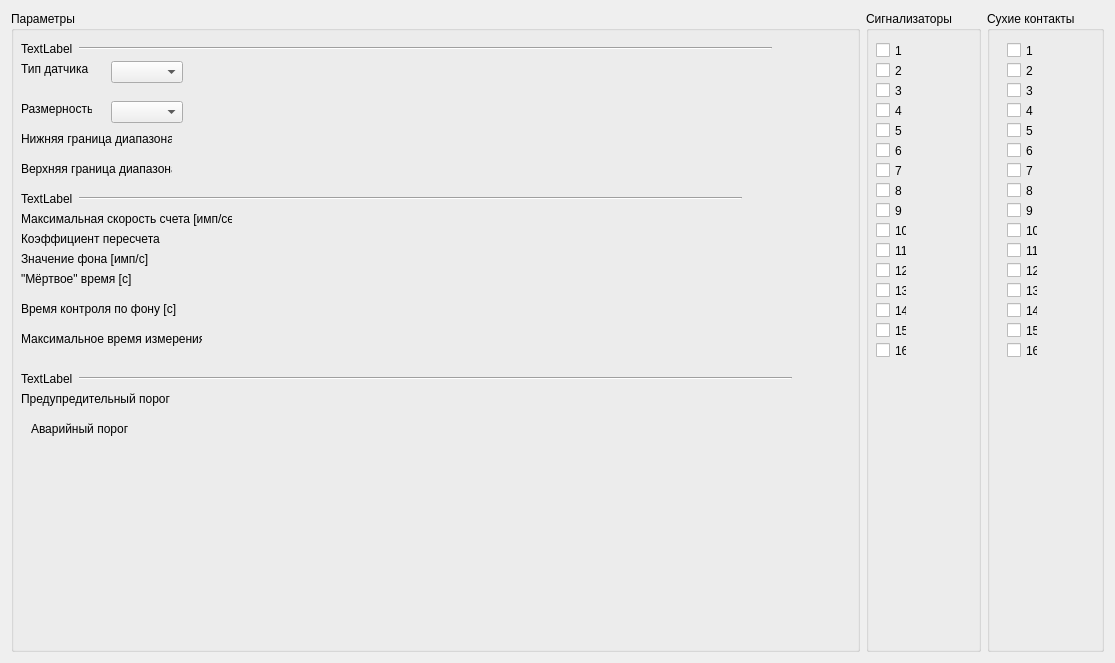
Before: the Qt Designer form channelconfigwidget.ui in Balyaev-D-A/UNOConfigurator, drawn with Qt 5.
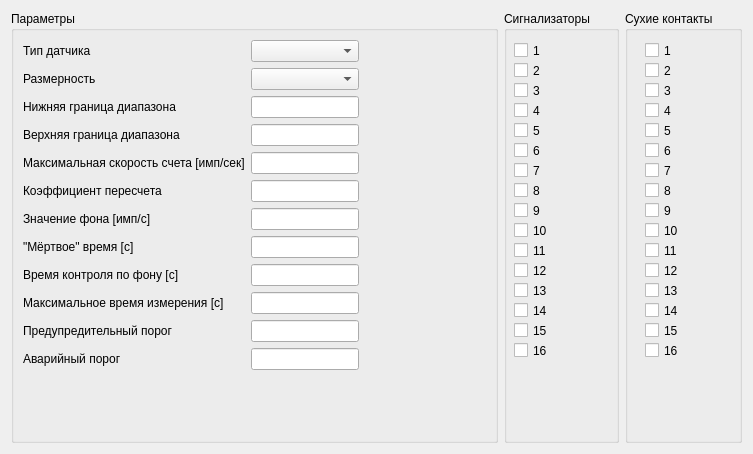
After: the same form once the commit is applied.

```diff
--- a/channelconfigwidget.ui
+++ b/channelconfigwidget.ui
@@ -6,8 +6,8 @@
    <rect>
     <x>0</x>
     <y>0</y>
-    <width>1115</width>
-    <height>663</height>
+    <width>753</width>
+    <height>454</height>
    </rect>
   </property>
   <property name="windowTitle">
@@ -25,278 +25,159 @@
      <property name="title">
       <string>Параметры</string>
      </property>
-     <widget class="QComboBox" name="comboBox">
-      <property name="geometry">
-       <rect>
-        <x>100</x>
-        <y>50</y>
-        <width>72</width>
-        <height>22</height>
-       </rect>
-      </property>
-     </widget>
+     <layout class="QHBoxLayout" name="horizontalLayout_2">
+      <item>
+       <layout class="QFormLayout" name="formLayout">
+        <item row="0" column="0">
      <widget class="QLabel" name="label_2">
-      <property name="geometry">
-       <rect>
-        <x>10</x>
-        <y>50</y>
-        <width>71</width>
-        <height>16</height>
-       </rect>
-      </property>
       <property name="text">
        <string>Тип датчика</string>
       </property>
      </widget>
+        </item>
+        <item row="0" column="1">
+         <widget class="QComboBox" name="typeBox">
+          <property name="sizePolicy">
+           <sizepolicy hsizetype="Expanding" vsizetype="Fixed">
+            <horstretch>0</horstretch>
+            <verstretch>0</verstretch>
+           </sizepolicy>
+          </property>
+         </widget>
+        </item>
+        <item row="1" column="0">
      <widget class="QLabel" name="label_3">
-      <property name="geometry">
-       <rect>
-        <x>10</x>
-        <y>90</y>
-        <width>71</width>
-        <height>16</height>
-       </rect>
-      </property>
       <property name="text">
        <string>Размерность</string>
       </property>
      </widget>
-     <widget class="QComboBox" name="comboBox_2">
-      <property name="geometry">
-       <rect>
-        <x>100</x>
-        <y>90</y>
-        <width>72</width>
-        <height>22</height>
-       </rect>
-      </property>
-     </widget>
+        </item>
+        <item row="1" column="1">
+         <widget class="QComboBox" name="uomBox">
+          <property name="sizePolicy">
+           <sizepolicy hsizetype="Expanding" vsizetype="Fixed">
+            <horstretch>0</horstretch>
+            <verstretch>0</verstretch>
+           </sizepolicy>
+          </property>
+         </widget>
+        </item>
+        <item row="2" column="0">
      <widget class="QLabel" name="label_4">
-      <property name="geometry">
-       <rect>
-        <x>10</x>
-        <y>120</y>
-        <width>151</width>
-        <height>16</height>
-       </rect>
-      </property>
       <property name="text">
        <string>Нижняя граница диапазона</string>
       </property>
      </widget>
+        </item>
+        <item row="2" column="1">
+         <widget class="QLineEdit" name="lowEdit"/>
+        </item>
+        <item row="3" column="0">
      <widget class="QLabel" name="label_5">
-      <property name="geometry">
-       <rect>
-        <x>10</x>
-        <y>150</y>
-        <width>151</width>
-        <height>16</height>
-       </rect>
-      </property>
       <property name="text">
        <string>Верхняя граница диапазона</string>
       </property>
      </widget>
+        </item>
+        <item row="3" column="1">
+         <widget class="QLineEdit" name="highEdit"/>
+        </item>
+        <item row="4" column="0">
      <widget class="QLabel" name="label_6">
-      <property name="geometry">
-       <rect>
-        <x>10</x>
-        <y>200</y>
-        <width>211</width>
-        <height>16</height>
-       </rect>
-      </property>
       <property name="text">
        <string>Максимальная скорость счета [имп/сек]</string>
       </property>
      </widget>
+        </item>
+        <item row="4" column="1">
+         <widget class="QLineEdit" name="maxcpsEdit"/>
+        </item>
+        <item row="5" column="0">
      <widget class="QLabel" name="label_7">
-      <property name="geometry">
-       <rect>
-        <x>10</x>
-        <y>220</y>
-        <width>171</width>
-        <height>16</height>
-       </rect>
-      </property>
       <property name="text">
        <string>Коэффициент пересчета</string>
       </property>
      </widget>
+        </item>
+        <item row="5" column="1">
+         <widget class="QLineEdit" name="coeffEdit"/>
+        </item>
+        <item row="6" column="0">
      <widget class="QLabel" name="label_8">
-      <property name="geometry">
-       <rect>
-        <x>10</x>
-        <y>240</y>
-        <width>181</width>
-        <height>16</height>
-       </rect>
-      </property>
       <property name="text">
        <string>Значение фона [имп/с]</string>
       </property>
      </widget>
+        </item>
+        <item row="6" column="1">
+         <widget class="QLineEdit" name="backgroundEdit"/>
+        </item>
+        <item row="7" column="0">
      <widget class="QLabel" name="label_9">
-      <property name="geometry">
-       <rect>
-        <x>10</x>
-        <y>260</y>
-        <width>181</width>
-        <height>16</height>
-       </rect>
-      </property>
       <property name="text">
        <string>&quot;Мёртвое&quot; время [с]</string>
       </property>
      </widget>
+        </item>
+        <item row="7" column="1">
+         <widget class="QLineEdit" name="deadtimeEdit"/>
+        </item>
+        <item row="8" column="0">
      <widget class="QLabel" name="label_10">
-      <property name="geometry">
-       <rect>
-        <x>10</x>
-        <y>290</y>
-        <width>181</width>
-        <height>16</height>
-       </rect>
-      </property>
       <property name="text">
        <string>Время контроля по фону [с]</string>
       </property>
      </widget>
+        </item>
+        <item row="8" column="1">
+         <widget class="QLineEdit" name="controltimeEdit"/>
+        </item>
+        <item row="9" column="0">
      <widget class="QLabel" name="label_11">
-      <property name="geometry">
-       <rect>
-        <x>10</x>
-        <y>320</y>
-        <width>181</width>
-        <height>16</height>
-       </rect>
-      </property>
       <property name="text">
        <string>Максимальное время измерения [c]</string>
       </property>
      </widget>
+        </item>
+        <item row="9" column="1">
+         <widget class="QLineEdit" name="maxmeastimeEdit"/>
+        </item>
+        <item row="10" column="0">
      <widget class="QLabel" name="label_12">
-      <property name="geometry">
-       <rect>
-        <x>10</x>
-        <y>380</y>
-        <width>171</width>
-        <height>16</height>
-       </rect>
-      </property>
       <property name="text">
        <string>Предупредительный порог</string>
       </property>
      </widget>
+        </item>
+        <item row="10" column="1">
+         <widget class="QLineEdit" name="alarmEdit"/>
+        </item>
+        <item row="11" column="0">
      <widget class="QLabel" name="label_13">
-      <property name="geometry">
-       <rect>
-        <x>20</x>
-        <y>410</y>
-        <width>171</width>
-        <height>16</height>
-       </rect>
-      </property>
       <property name="text">
        <string>Аварийный порог</string>
       </property>
      </widget>
-     <widget class="QWidget" name="">
-      <property name="geometry">
-       <rect>
-        <x>10</x>
-        <y>360</y>
-        <width>771</width>
-        <height>16</height>
-       </rect>
-      </property>
-      <layout class="QHBoxLayout" name="horizontalLayout_2">
-       <item>
-        <widget class="QLabel" name="label">
-         <property name="text">
-          <string>TextLabel</string>
-         </property>
-        </widget>
-       </item>
-       <item>
-        <widget class="Line" name="line">
-         <property name="sizePolicy">
-          <sizepolicy hsizetype="Expanding" vsizetype="Fixed">
-           <horstretch>0</horstretch>
-           <verstretch>0</verstretch>
-          </sizepolicy>
-         </property>
-         <property name="orientation">
-          <enum>Qt::Horizontal</enum>
-         </property>
-        </widget>
-       </item>
-      </layout>
-     </widget>
-     <widget class="QWidget" name="">
-      <property name="geometry">
-       <rect>
-        <x>10</x>
-        <y>30</y>
-        <width>751</width>
-        <height>16</height>
-       </rect>
-      </property>
-      <layout class="QHBoxLayout" name="horizontalLayout_3">
-       <item>
-        <widget class="QLabel" name="label_14">
-         <property name="text">
-          <string>TextLabel</string>
-         </property>
-        </widget>
+        </item>
+        <item row="11" column="1">
+         <widget class="QLineEdit" name="emergencyEdit"/>
+        </item>
+       </layout>
        </item>
        <item>
-        <widget class="Line" name="line_2">
-         <property name="sizePolicy">
-          <sizepolicy hsizetype="Expanding" vsizetype="Fixed">
-           <horstretch>0</horstretch>
-           <verstretch>0</verstretch>
-          </sizepolicy>
-         </property>
+       <spacer name="horizontalSpacer">
          <property name="orientation">
           <enum>Qt::Horizontal</enum>
          </property>
-        </widget>
-       </item>
-      </layout>
-     </widget>
-     <widget class="QWidget" name="">
-      <property name="geometry">
-       <rect>
-        <x>10</x>
-        <y>180</y>
-        <width>721</width>
-        <height>16</height>
-       </rect>
-      </property>
-      <layout class="QHBoxLayout" name="horizontalLayout_4">
-       <item>
-        <widget class="QLabel" name="label_15">
-         <property name="text">
-          <string>TextLabel</string>
-         </property>
-        </widget>
-       </item>
-       <item>
-        <widget class="Line" name="line_3">
-         <property name="sizePolicy">
-          <sizepolicy hsizetype="Expanding" vsizetype="Fixed">
-           <horstretch>0</horstretch>
-           <verstretch>0</verstretch>
-          </sizepolicy>
-         </property>
-         <property name="orientation">
-          <enum>Qt::Horizontal</enum>
-         </property>
-        </widget>
-       </item>
-      </layout>
-     </widget>
+        <property name="sizeHint" stdset="0">
+         <size>
+          <width>61</width>
+          <height>20</height>
+         </size>
+        </property>
+       </spacer>
+      </item>
+     </layout>
     </widget>
    </item>
    <item>
@@ -315,10 +196,16 @@
        <rect>
         <x>10</x>
         <y>330</y>
-        <width>31</width>
+        <width>50</width>
         <height>19</height>
        </rect>
       </property>
+      <property name="sizePolicy">
+       <sizepolicy hsizetype="Minimum" vsizetype="Fixed">
+        <horstretch>0</horstretch>
+        <verstretch>0</verstretch>
+       </sizepolicy>
+      </property>
       <property name="text">
        <string>16</string>
       </property>
@@ -328,10 +215,16 @@
        <rect>
         <x>10</x>
         <y>70</y>
-        <width>31</width>
+        <width>50</width>
         <height>19</height>
        </rect>
       </property>
+      <property name="sizePolicy">
+       <sizepolicy hsizetype="Minimum" vsizetype="Fixed">
+        <horstretch>0</horstretch>
+        <verstretch>0</verstretch>
+       </sizepolicy>
+      </property>
       <property name="text">
        <string>3</string>
       </property>
@@ -341,10 +234,16 @@
        <rect>
         <x>10</x>
         <y>210</y>
-        <width>31</width>
+        <width>50</width>
         <height>19</height>
        </rect>
       </property>
+      <property name="sizePolicy">
+       <sizepolicy hsizetype="Minimum" vsizetype="Fixed">
+        <horstretch>0</horstretch>
+        <verstretch>0</verstretch>
+       </sizepolicy>
+      </property>
       <property name="text">
        <string>10</string>
       </property>
@@ -354,10 +253,16 @@
        <rect>
         <x>10</x>
         <y>30</y>
-        <width>31</width>
+        <width>50</width>
         <height>19</height>
        </rect>
       </property>
+      <property name="sizePolicy">
+       <sizepolicy hsizetype="Minimum" vsizetype="Fixed">
+        <horstretch>0</horstretch>
+        <verstretch>0</verstretch>
+       </sizepolicy>
+      </property>
       <property name="text">
        <string>1</string>
       </property>
@@ -367,10 +272,16 @@
        <rect>
         <x>10</x>
         <y>110</y>
-        <width>31</width>
+        <width>50</width>
         <height>19</height>
        </rect>
       </property>
+      <property name="sizePolicy">
+       <sizepolicy hsizetype="Minimum" vsizetype="Fixed">
+        <horstretch>0</horstretch>
+        <verstretch>0</verstretch>
+       </sizepolicy>
+      </property>
       <property name="text">
        <string>5</string>
       </property>
@@ -380,10 +291,16 @@
        <rect>
         <x>10</x>
         <y>50</y>
-        <width>31</width>
+        <width>50</width>
         <height>19</height>
        </rect>
       </property>
+      <property name="sizePolicy">
+       <sizepolicy hsizetype="Minimum" vsizetype="Fixed">
+        <horstretch>0</horstretch>
+        <verstretch>0</verstretch>
+       </sizepolicy>
+      </property>
       <property name="text">
        <string>2</string>
       </property>
@@ -393,10 +310,16 @@
        <rect>
         <x>10</x>
         <y>90</y>
-        <width>31</width>
+        <width>50</width>
         <height>19</height>
        </rect>
       </property>
+      <property name="sizePolicy">
+       <sizepolicy hsizetype="Minimum" vsizetype="Fixed">
+        <horstretch>0</horstretch>
+        <verstretch>0</verstretch>
+       </sizepolicy>
+      </property>
       <property name="text">
        <string>4</string>
       </property>
@@ -406,10 +329,16 @@
        <rect>
         <x>10</x>
         <y>270</y>
-        <width>31</width>
+        <width>50</width>
         <height>19</height>
        </rect>
       </property>
+      <property name="sizePolicy">
+       <sizepolicy hsizetype="Minimum" vsizetype="Fixed">
+        <horstretch>0</horstretch>
+        <verstretch>0</verstretch>
+       </sizepolicy>
+      </property>
       <property name="text">
        <string>13</string>
       </property>
@@ -419,10 +348,16 @@
        <rect>
         <x>10</x>
         <y>290</y>
-        <width>31</width>
+        <width>50</width>
         <height>19</height>
        </rect>
       </property>
+      <property name="sizePolicy">
+       <sizepolicy hsizetype="Minimum" vsizetype="Fixed">
+        <horstretch>0</horstretch>
+        <verstretch>0</verstretch>
+       </sizepolicy>
+      </property>
       <property name="text">
        <string>14</string>
       </property>
@@ -432,10 +367,16 @@
        <rect>
         <x>10</x>
         <y>170</y>
-        <width>31</width>
+        <width>50</width>
         <height>19</height>
        </rect>
       </property>
+      <property name="sizePolicy">
+       <sizepolicy hsizetype="Minimum" vsizetype="Fixed">
+        <horstretch>0</horstretch>
+        <verstretch>0</verstretch>
+       </sizepolicy>
+      </property>
       <property name="text">
        <string>8</string>
       </property>
@@ -445,10 +386,16 @@
        <rect>
         <x>10</x>
         <y>130</y>
-        <width>31</width>
+        <width>50</width>
         <height>19</height>
        </rect>
       </property>
+      <property name="sizePolicy">
+       <sizepolicy hsizetype="Minimum" vsizetype="Fixed">
+        <horstretch>0</horstretch>
+        <verstretch>0</verstretch>
+       </sizepolicy>
+      </property>
       <property name="text">
        <string>6</string>
       </property>
@@ -458,10 +405,16 @@
        <rect>
         <x>10</x>
         <y>230</y>
-        <width>31</width>
+        <width>50</width>
         <height>19</height>
        </rect>
       </property>
+      <property name="sizePolicy">
+       <sizepolicy hsizetype="Minimum" vsizetype="Fixed">
+        <horstretch>0</horstretch>
+        <verstretch>0</verstretch>
+       </sizepolicy>
+      </property>
       <property name="text">
        <string>11</string>
       </property>
@@ -471,10 +424,16 @@
        <rect>
         <x>10</x>
         <y>250</y>
-        <width>31</width>
+        <width>50</width>
         <height>19</height>
        </rect>
       </property>
+      <property name="sizePolicy">
+       <sizepolicy hsizetype="Minimum" vsizetype="Fixed">
+        <horstretch>0</horstretch>
+        <verstretch>0</verstretch>
+       </sizepolicy>
+      </property>
       <property name="text">
        <string>12</string>
       </property>
@@ -484,10 +443,16 @@
        <rect>
         <x>10</x>
         <y>150</y>
-        <width>31</width>
+        <width>50</width>
         <height>19</height>
        </rect>
       </property>
+      <property name="sizePolicy">
+       <sizepolicy hsizetype="Minimum" vsizetype="Fixed">
+        <horstretch>0</horstretch>
+        <verstretch>0</verstretch>
+       </sizepolicy>
+      </property>
       <property name="text">
        <string>7</string>
       </property>
@@ -497,10 +462,16 @@
        <rect>
         <x>10</x>
         <y>190</y>
-        <width>31</width>
+        <width>50</width>
         <height>19</height>
        </rect>
       </property>
+      <property name="sizePolicy">
+       <sizepolicy hsizetype="Minimum" vsizetype="Fixed">
+        <horstretch>0</horstretch>
+        <verstretch>0</verstretch>
+       </sizepolicy>
+      </property>
       <property name="text">
        <string>9</string>
       </property>
@@ -510,10 +481,16 @@
        <rect>
         <x>10</x>
         <y>310</y>
-        <width>31</width>
+        <width>50</width>
         <height>19</height>
        </rect>
       </property>
+      <property name="sizePolicy">
+       <sizepolicy hsizetype="Minimum" vsizetype="Fixed">
+        <horstretch>0</horstretch>
+        <verstretch>0</verstretch>
+       </sizepolicy>
+      </property>
       <property name="text">
        <string>15</string>
       </property>
@@ -530,7 +507,7 @@
        <rect>
         <x>20</x>
         <y>330</y>
-        <width>31</width>
+        <width>50</width>
         <height>19</height>
        </rect>
       </property>
@@ -543,7 +520,7 @@
        <rect>
         <x>20</x>
         <y>70</y>
-        <width>31</width>
+        <width>50</width>
         <height>19</height>
        </rect>
       </property>
@@ -556,7 +533,7 @@
        <rect>
         <x>20</x>
         <y>210</y>
-        <width>31</width>
+        <width>50</width>
         <height>19</height>
        </rect>
       </property>
@@ -569,7 +546,7 @@
        <rect>
         <x>20</x>
         <y>170</y>
-        <width>31</width>
+        <width>50</width>
         <height>19</height>
        </rect>
       </property>
@@ -582,7 +559,7 @@
        <rect>
         <x>20</x>
         <y>50</y>
-        <width>31</width>
+        <width>50</width>
         <height>19</height>
        </rect>
       </property>
@@ -595,7 +572,7 @@
        <rect>
         <x>20</x>
         <y>110</y>
-        <width>31</width>
+        <width>50</width>
         <height>19</height>
        </rect>
       </property>
@@ -608,7 +585,7 @@
        <rect>
         <x>20</x>
         <y>130</y>
-        <width>31</width>
+        <width>50</width>
         <height>19</height>
        </rect>
       </property>
@@ -621,7 +598,7 @@
        <rect>
         <x>20</x>
         <y>190</y>
-        <width>31</width>
+        <width>50</width>
         <height>19</height>
        </rect>
       </property>
@@ -634,7 +611,7 @@
        <rect>
         <x>20</x>
         <y>250</y>
-        <width>31</width>
+        <width>50</width>
         <height>19</height>
        </rect>
       </property>
@@ -647,7 +624,7 @@
        <rect>
         <x>20</x>
         <y>230</y>
-        <width>31</width>
+        <width>50</width>
         <height>19</height>
        </rect>
       </property>
@@ -660,7 +637,7 @@
        <rect>
         <x>20</x>
         <y>290</y>
-        <width>31</width>
+        <width>50</width>
         <height>19</height>
        </rect>
       </property>
@@ -673,7 +650,7 @@
        <rect>
         <x>20</x>
         <y>30</y>
-        <width>31</width>
+        <width>50</width>
         <height>19</height>
        </rect>
       </property>
@@ -686,7 +663,7 @@
        <rect>
         <x>20</x>
         <y>90</y>
-        <width>31</width>
+        <width>50</width>
         <height>19</height>
        </rect>
       </property>
@@ -699,7 +676,7 @@
        <rect>
         <x>20</x>
         <y>270</y>
-        <width>31</width>
+        <width>50</width>
         <height>19</height>
        </rect>
       </property>
@@ -712,7 +689,7 @@
        <rect>
         <x>20</x>
         <y>150</y>
-        <width>31</width>
+        <width>50</width>
         <height>19</height>
        </rect>
       </property>
@@ -725,7 +702,7 @@
        <rect>
         <x>20</x>
         <y>310</y>
-        <width>31</width>
+        <width>50</width>
         <height>19</height>
        </rect>
       </property>
```
Left out of the diff: 64 changed lines with no effect on the pictures. Lines whose indentation alone changed are shown as unchanged.
